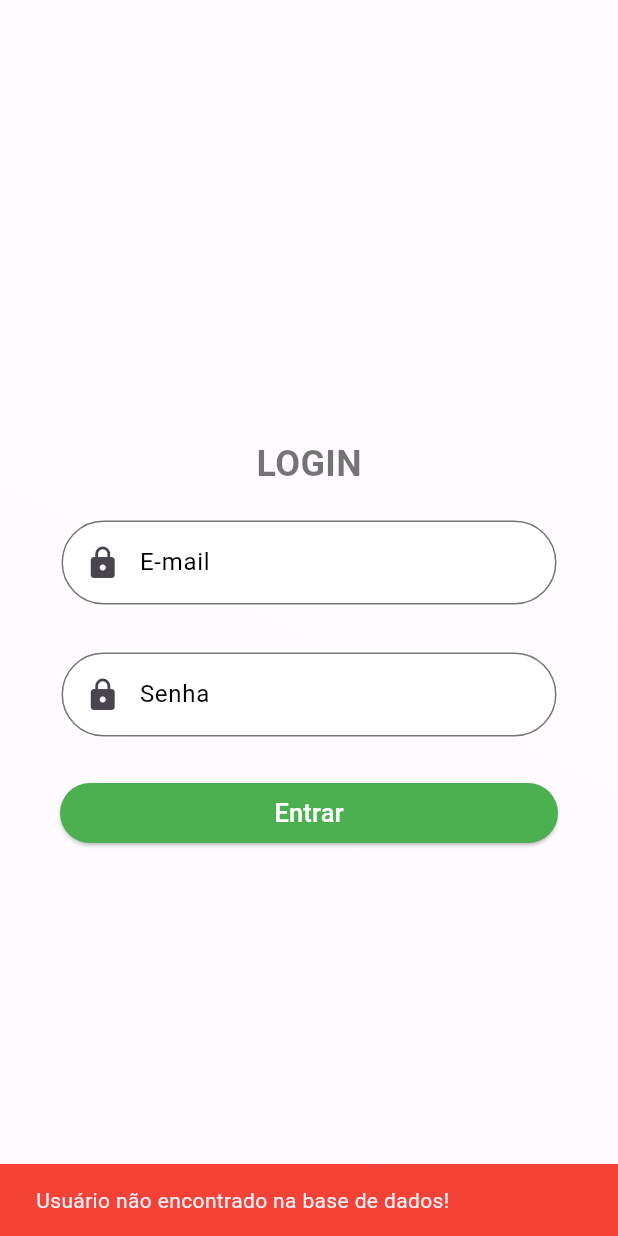
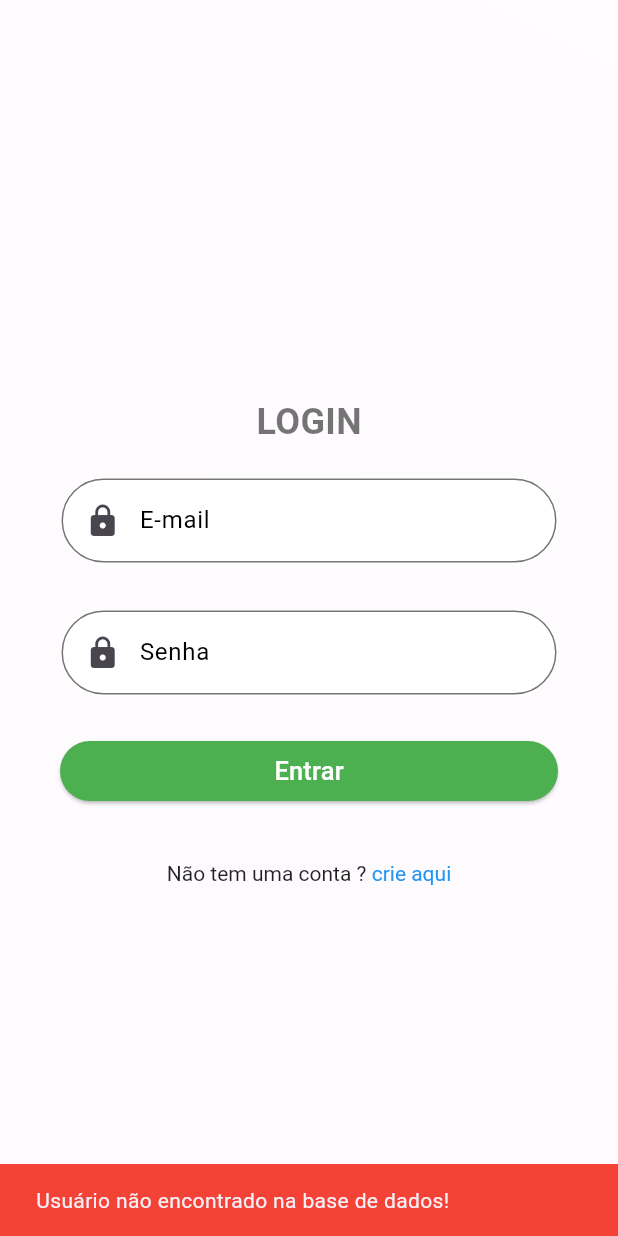
Before and after one commit to mayhmemo/Task-Dropper, a Flutter app: the LoginPage screen opened directly, after a tap on "Entrar", on a phone screen of 412 x 824 dp. Run offline on Flutter 3.47's test engine with Material 3 defaults, Android fonts, the light colour scheme and no system bars; our stand-ins replace sqflite, sqflite_common_ffi_web; missing offline and left inert: bcrypt; accounts and stored records are empty.

```diff
--- a/lib/presentation/pages/login_page.dart
+++ b/lib/presentation/pages/login_page.dart
@@ -1,8 +1,9 @@
-// ignore_for_file: prefer_const_constructors
+// ignore_for_file: prefer_const_constructors, prefer_const_literals_to_create_immutables
 
 import 'package:flutter/material.dart';
 import 'package:task_dropper/presentation/pages/home_page.dart';
 import 'package:task_dropper/data/datasources/local_source.dart';
+import 'package:task_dropper/presentation/pages/register_user_page.dart';
 
 class LoginPage extends StatefulWidget {
   LoginPage({super.key});
@@ -110,18 +111,8 @@ class _LoginPageState extends State<LoginPage> {
               height: 40.0,
               padding: EdgeInsets.symmetric(horizontal: 40),
               child: ElevatedButton(
-                onPressed: () async {
-                  bool loginSuccess = await _localDataSource.verifyLogin(_emailController.text, _passwordController.text);
-
-                  if (loginSuccess) {
-                    Navigator.pushReplacement(
-                      context,
-                      MaterialPageRoute(builder: (context) => HomePage()),
-                    );
-                  } else {
-                    final snackBar = SnackBar(content: Text('Usuário não encontrado na base de dados!'), backgroundColor: Colors.red);
-                    ScaffoldMessenger.of(context).showSnackBar(snackBar);
-                  }
+                onPressed: () {
+                  executeLogin();
                 },
                 style: ElevatedButton.styleFrom(
                   backgroundColor: Colors.green,
@@ -138,10 +129,64 @@ class _LoginPageState extends State<LoginPage> {
                 ),
               ),
             ),
+
+            SizedBox(height: 40),
+
+            Padding(
+              padding: EdgeInsets.symmetric(horizontal: 40),
+              child: Container(
+                child: GestureDetector(
+                  onTap: () {
+                    Navigator.pushReplacement(
+                      context,
+                      MaterialPageRoute(builder: (context) => RegisterUserPage()),
+                    );
+                  },
+                  child: RichText(
+                    text: TextSpan(
+                      text: "Não tem uma conta ? ",
+                      style: TextStyle(
+                        color: Colors.black87
+                      ),
+                      children: <TextSpan> [
+                        TextSpan(
+                          text: "crie aqui",
+                          style: TextStyle(
+                            color: Colors.blue,
+                            decoration: TextDecoration.none
+                          )
+                        )
+                      ]
+                    ),
+                  )
+                ) ,
+              )
+            )
+
           ],
         ),
       ),
 
     );
   }
+
+  void executeLogin () async {
+    bool loginSuccess = await _localDataSource.verifyLogin(_emailController.text, _passwordController.text);
+
+    if (loginSuccess) {
+      final snackBar = SnackBar(content: Text('Login efetuado com sucesso!'), backgroundColor: Colors.green);
+      ScaffoldMessenger.of(context).showSnackBar(snackBar);
+
+      Future.delayed(Duration(seconds: 1), () {
+        Navigator.pushReplacement(
+          context,
+          MaterialPageRoute(builder: (context) => HomePage()),
+        );
+      });
+    } else {
+      final snackBar = SnackBar(content: Text('Usuário não encontrado na base de dados!'), backgroundColor: Colors.red);
+      ScaffoldMessenger.of(context).showSnackBar(snackBar);
+    }
+  }
+
 }
--- a/pubspec.yaml
+++ b/pubspec.yaml
@@ -41,7 +41,6 @@ dev_dependencies:
     sdk: flutter
   sqflite: ^2.3.2
   sqflite_common_ffi_web: '>=0.1.0-dev.1'
-  shared_preferences: ^2.0.0
   path_provider: ^2.1.2
   bcrypt: ^1.1.3
   # The "flutter_lints" package below contains a set of recommended lints to
```
Also changed, not shown: lib/presentation/pages/register_user_page.dart (+22 -18 lines), lib/presentation/pages/splash_screen_page.dart (+1 -6 lines), 1 other file.
